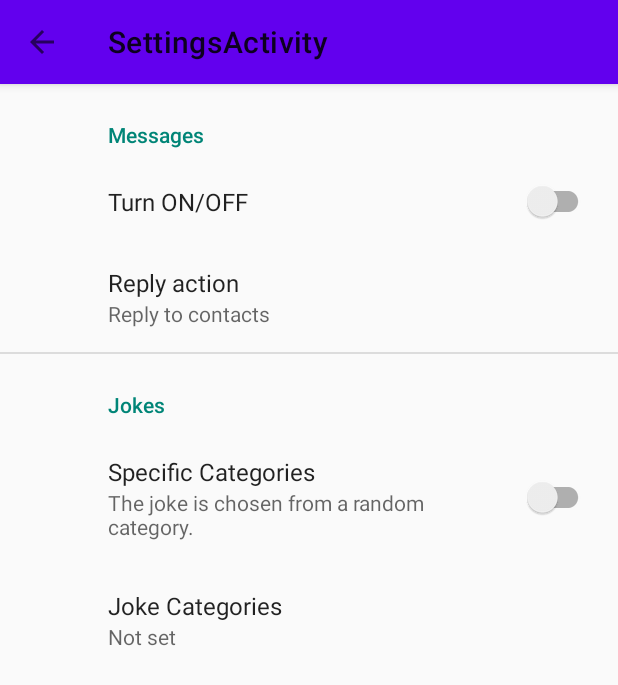
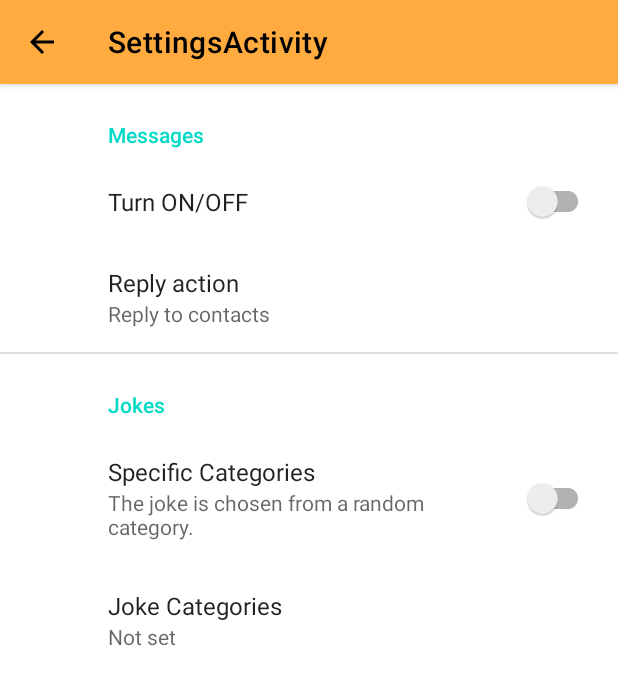
Before and after one commit to matemeglecz/FunnyAutoReply, an Android app: the screen it shows after launch (SettingsActivity), after a tap on "settings", on a phone screen of 412 x 824 dp. Shown: the top 685 px of the screen. Run offline under Robolectric (Android 15) with nearby library versions, the phone set to English and light mode, and no system bars; our stand-ins replace Room's generated code, androidx.preference.

Commit message:
theme/dark mode működik

```diff
--- a/app/src/main/AndroidManifest.xml
+++ b/app/src/main/AndroidManifest.xml
@@ -14,7 +14,7 @@
         android:label="@string/app_name"
         android:roundIcon="@mipmap/ic_launcher_round"
         android:supportsRtl="true"
-        android:theme="@style/Theme.AppCompat.Light.NoActionBar"
+        android:theme="@style/Theme.FunnyAutoReply"
         >
         <receiver
             android:name=".smssend.IncomingCallReceiver"
--- a/app/src/main/java/com/funnyautoreply/adapter/MessageAdapter.kt
+++ b/app/src/main/java/com/funnyautoreply/adapter/MessageAdapter.kt
@@ -7,7 +7,6 @@ import androidx.recyclerview.widget.RecyclerView
 import com.funnyautoreply.R
 import com.funnyautoreply.data.Message
 import com.funnyautoreply.databinding.ItemMessageBinding
-import java.text.DateFormat
 
 class MessageAdapter(private val listener: MessageSelectedListener) :
     RecyclerView.Adapter<MessageAdapter.MessageViewHolder>() {
@@ -44,10 +43,10 @@ class MessageAdapter(private val listener: MessageSelectedListener) :
         }
     }
 
-    fun addItem(item: Message) {
+    /*fun addItem(item: Message) {
         items.add(0, item)
         notifyItemInserted(0)
-    }
+    }*/
 
     fun update(shoppingItems: List<Message>) {
         items.clear()
--- a/app/src/main/java/com/funnyautoreply/network/NetworkManager.kt
+++ b/app/src/main/java/com/funnyautoreply/network/NetworkManager.kt
@@ -28,11 +28,9 @@ object NetworkManager {
         val sharedPref = PreferenceManager.getDefaultSharedPreferences(context)
         val customCategory = sharedPref.getBoolean("any_category", false)
 
-        //ha nincs kategória
         if(!customCategory)
             return jokeApi.getJokeAny()
-        //ha vannak kategóriák
-        //összefűzni stringre és getJokeCustom hívás
+
         else{
             val categories: Set<String>? = sharedPref.getStringSet("categories", null)
             val categoriesString : String
--- a/app/src/main/java/com/funnyautoreply/views/HistoryViewActivity.kt
+++ b/app/src/main/java/com/funnyautoreply/views/HistoryViewActivity.kt
@@ -78,8 +78,8 @@ class HistoryViewActivity :  AppCompatActivity(), MessageAdapter.MessageSelected
         binding.rvMain.layoutManager = LinearLayoutManager(this)
         binding.rvMain.adapter = adapter
         val dividerItemDecoration = DividerItemDecoration(
-            binding.rvMain.getContext(),
-            (binding.rvMain.layoutManager as LinearLayoutManager).getOrientation()
+            binding.rvMain.context,
+            (binding.rvMain.layoutManager as LinearLayoutManager).orientation
         )
         binding.rvMain.addItemDecoration(dividerItemDecoration)
 
--- a/app/src/main/java/com/funnyautoreply/views/SettingsActivity.kt
+++ b/app/src/main/java/com/funnyautoreply/views/SettingsActivity.kt
@@ -6,7 +6,6 @@ import androidx.preference.PreferenceFragmentCompat
 import com.funnyautoreply.databinding.SettingsActivityBinding
 import android.view.MenuItem
 import com.funnyautoreply.R
-
 
 class SettingsActivity : AppCompatActivity() {
 
@@ -22,7 +21,7 @@ class SettingsActivity : AppCompatActivity() {
                 .replace(R.id.settings, SettingsFragment())
                 .commit()
         }
-        setSupportActionBar(binding.settingsToolbar);
+        setSupportActionBar(binding.settingsToolbar)
         supportActionBar?.setDisplayHomeAsUpEnabled(true)
     }
 
--- a/app/src/main/res/layout/activity_main.xml
+++ b/app/src/main/res/layout/activity_main.xml
@@ -5,6 +5,7 @@
     android:layout_width="match_parent"
     android:layout_height="match_parent"
     tools:context=".views.HistoryViewActivity"
+    android:theme="@style/Theme.FunnyAutoReply"
     android:orientation="horizontal">
 
     <androidx.appcompat.widget.Toolbar
@@ -12,7 +13,7 @@
         android:layout_width="match_parent"
         android:layout_height="wrap_content"
         android:background="?attr/colorPrimary"
-        android:theme="@style/Theme.FunnyAutoReply"
+        android:theme="@style/Theme.Toolbar"
         android:elevation="4dp"
         app:layout_constraintTop_toTopOf="parent" />
 
--- a/app/src/main/res/layout/dialog_show_joke.xml
+++ b/app/src/main/res/layout/dialog_show_joke.xml
@@ -14,7 +14,7 @@
             android:layout_width="wrap_content"
             android:layout_height="wrap_content"
             android:labelFor="@id/tvCategory"
-            android:text="Category: "/>
+            android:text="@string/category_label"/>
         <TextView
             android:id="@+id/tvCategory"
             android:layout_width="match_parent"
@@ -30,7 +30,7 @@
             android:layout_width="wrap_content"
             android:layout_height="wrap_content"
             android:labelFor="@id/tvPhoneNumber"
-            android:text="Phone number: "/>
+            android:text="@string/phone_number_label"/>
         <TextView
             android:id="@+id/tvPhoneNumber"
             android:layout_width="match_parent"
@@ -46,7 +46,7 @@
             android:layout_width="wrap_content"
             android:layout_height="wrap_content"
             android:labelFor="@id/tvDate"
-            android:text="Date: "/>
+            android:text="@string/date_label"/>
         <TextView
             android:id="@+id/tvDate"
             android:layout_width="match_parent"
--- a/app/src/main/res/layout/settings_activity.xml
+++ b/app/src/main/res/layout/settings_activity.xml
@@ -10,7 +10,7 @@
         android:layout_height="?attr/actionBarSize"
         android:background="?attr/colorPrimary"
         android:elevation="4dp"
-        android:theme="@style/Theme.FunnyAutoReply"/>
+        android:theme="@style/Theme.Toolbar"/>
 
     <FrameLayout
         android:id="@+id/settings"
--- a/app/src/main/res/menu/toolbar_menu_main.xml
+++ b/app/src/main/res/menu/toolbar_menu_main.xml
@@ -1,13 +1,16 @@
 <?xml version="1.0" encoding="utf-8"?>
 <menu xmlns:android="http://schemas.android.com/apk/res/android"
     xmlns:app="http://schemas.android.com/apk/res-auto">
+
     <item android:id="@+id/action_refresh"
         android:icon="@drawable/outline_refresh_black_36"
         android:title="@string/action_refresh"
-        app:showAsAction="ifRoom"/>
+        app:showAsAction="ifRoom"
+        android:theme="@style/Theme.FunnyAutoReply"/>
 
     <item android:id="@+id/action_settings"
         android:icon="@drawable/baseline_settings_black_36"
         android:title="@string/action_settings"
-        app:showAsAction="ifRoom"/>
+        app:showAsAction="ifRoom"
+        android:theme="@style/Theme.FunnyAutoReply"/>
 </menu>
--- a/app/src/main/res/values-night/themes.xml
+++ b/app/src/main/res/values-night/themes.xml
@@ -1,13 +1,13 @@
 <resources xmlns:tools="http://schemas.android.com/tools">
-    <!-- Base application theme. -->
-    <style name="Theme.FunnyAutoReply" parent="Theme.MaterialComponents.DayNight.DarkActionBar">
+    <style name="Theme.FunnyAutoReply.DayNight" parent="Theme.FunnyAutoReply.Dark" />
+    <style name="Theme.FunnyAutoReply.Dark" parent="Theme.MaterialComponents.NoActionBar">
         <!-- Primary brand color. -->
-        <item name="colorPrimary">@color/purple_200</item>
+        <item name="colorPrimary">@color/orange_medium</item>
         <item name="colorPrimaryVariant">@color/purple_700</item>
         <item name="colorOnPrimary">@color/black</item>
         <!-- Secondary brand color. -->
         <item name="colorSecondary">@color/teal_200</item>
-        <item name="colorSecondaryVariant">@color/teal_200</item>
+        <item name="colorSecondaryVariant">@color/teal_700</item>
         <item name="colorOnSecondary">@color/black</item>
         <!-- Status bar color. -->
         <item name="android:statusBarColor" tools:targetApi="l">?attr/colorPrimaryVariant</item>
--- a/app/src/main/res/values/colors.xml
+++ b/app/src/main/res/values/colors.xml
@@ -7,4 +7,8 @@
     <color name="teal_700">#FF018786</color>
     <color name="black">#FF000000</color>
     <color name="white">#FFFFFFFF</color>
+
+    <color name="orange_light">#ffdd71</color>
+    <color name="orange_medium">#ffab40</color>
+    <color name="orange_dark">#c77c02</color>
 </resources>
--- a/app/src/main/res/values/strings.xml
+++ b/app/src/main/res/values/strings.xml
@@ -32,4 +32,7 @@
     <string name="action_refresh">Refresh</string>
     <string name="sentJoke">Sent Joke</string>
     <string name="ok">OK</string>
+    <string name="phone_number_label">Phone number:</string>
+    <string name="date_label">Date:</string>
+    <string name="category_label">Category:</string>
 </resources>
--- a/app/src/main/res/values/themes.xml
+++ b/app/src/main/res/values/themes.xml
@@ -1,6 +1,6 @@
 <resources xmlns:tools="http://schemas.android.com/tools">
     <!-- Base application theme. -->
-    <style name="Theme.FunnyAutoReply" parent="Theme.MaterialComponents.DayNight.DarkActionBar">
+    <style name="Theme.Original" parent="Theme.MaterialComponents.DayNight.DarkActionBar">
         <!-- Primary brand color. -->
         <item name="colorPrimary">@color/purple_500</item>
         <item name="colorPrimaryVariant">@color/purple_700</item>
@@ -13,4 +13,29 @@
         <item name="android:statusBarColor" tools:targetApi="l">?attr/colorPrimaryVariant</item>
         <!-- Customize your theme here. -->
     </style>
+
+    <style name="Theme.Toolbar" parent="Theme.FunnyAutoReply">
+        <!-- Color used for the title of the Toolbar - as long as not overridden -->
+        <item name="android:textColorPrimary">@color/black</item>
+        <!-- Used to color back button and three dots -->
+        <item name="android:textColorSecondary">@color/black</item>
+    </style>
+
+    <!-- Base application theme. -->
+    <style name="Theme.FunnyAutoReply.DayNight" parent="Theme.FunnyAutoReply" />
+    <style name="Theme.FunnyAutoReply" parent="Theme.MaterialComponents.DayNight.NoActionBar">
+        <!-- Primary brand color. -->
+        <item name="colorPrimary">@color/orange_medium</item>
+        <item name="colorPrimaryVariant">@color/orange_dark</item>
+        <item name="colorOnPrimary">@color/black</item>
+        <!-- Secondary brand color. -->
+        <item name="colorSecondary">@color/teal_200</item>
+        <item name="colorSecondaryVariant">@color/teal_700</item>
+        <item name="colorOnSecondary">@color/black</item>
+
+        <!-- Status bar color. -->
+        <item name="android:statusBarColor" tools:targetApi="l">?attr/colorPrimaryVariant</item>
+        <!-- Customize your theme here. -->
+    </style>
+
 </resources>
```
Also changed, not shown: app/src/main/java/com/funnyautoreply/smssend/IncomingCallReciever.kt (+4 -6 lines), app/src/main/java/com/funnyautoreply/smssend/SmsManager.kt (+0 -9 lines).
